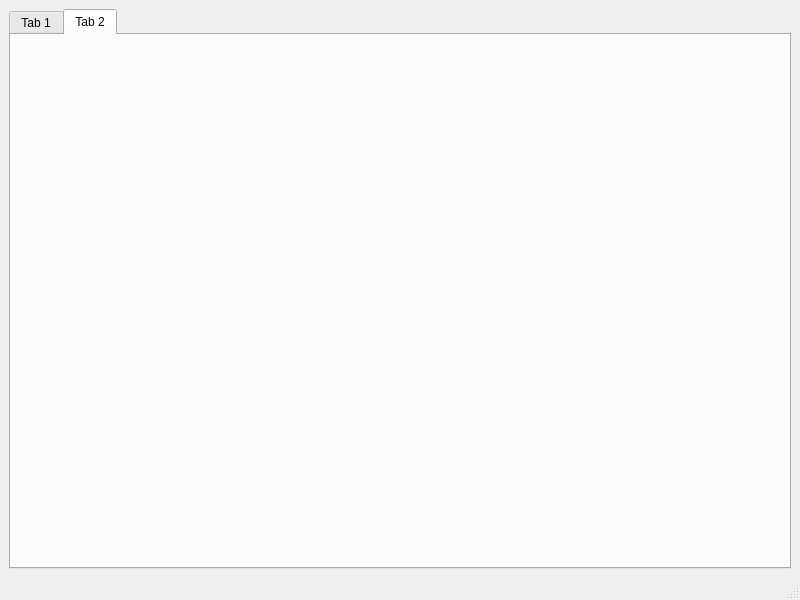
Old version of the form mainwindow.ui in the repository iwxyi/Qt-DragableTabWidget.
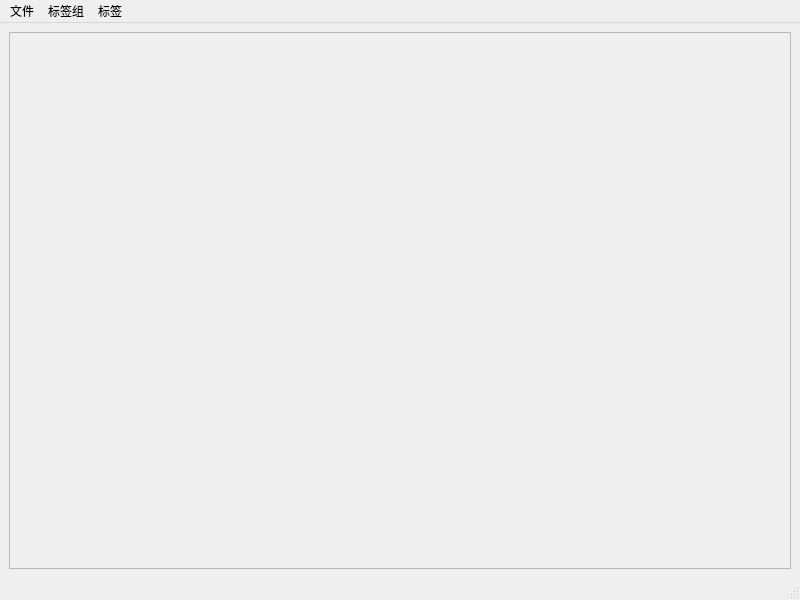
New version of the form. Custom widgets are drawn as their Qt base class.

Commit message: 完全重构的标签组布局

```diff
--- a/mainwindow.ui
+++ b/mainwindow.ui
@@ -16,19 +16,19 @@
   <widget class="QWidget" name="centralwidget">
    <layout class="QVBoxLayout" name="verticalLayout">
     <item>
-     <widget class="DragableTabMain" name="tabWidget">
-      <property name="currentIndex">
-       <number>1</number>
+     <widget class="DragableTabArea" name="scrollArea">
+      <property name="widgetResizable">
+       <bool>true</bool>
       </property>
-      <widget class="QWidget" name="tab">
-       <attribute name="title">
-        <string>Tab 1</string>
-       </attribute>
-      </widget>
-      <widget class="QWidget" name="tab_2">
-       <attribute name="title">
-        <string>Tab 2</string>
-       </attribute>
+      <widget class="QWidget" name="scrollAreaWidgetContents">
+       <property name="geometry">
+        <rect>
+         <x>0</x>
+         <y>0</y>
+         <width>780</width>
+         <height>535</height>
+        </rect>
+       </property>
       </widget>
      </widget>
     </item>
@@ -43,14 +43,37 @@
      <height>23</height>
     </rect>
    </property>
+   <widget class="QMenu" name="menu">
+    <property name="title">
+     <string>文件</string>
+    </property>
+   </widget>
+   <widget class="QMenu" name="menu_2">
+    <property name="title">
+     <string>标签组</string>
+    </property>
+    <addaction name="actioncloseGroup"/>
+    <addaction name="actionsplit_horizone"/>
+    <addaction name="actionsplit_vertical"/>
+   </widget>
+   <widget class="QMenu" name="menu_3">
+    <property name="title">
+     <string>标签</string>
+    </property>
+    <addaction name="actionduplicateTab"/>
+    <addaction name="actioncloseTab"/>
+   </widget>
+   <addaction name="menu"/>
+   <addaction name="menu_2"/>
+   <addaction name="menu_3"/>
   </widget>
   <widget class="QStatusBar" name="statusbar"/>
  </widget>
  <customwidgets>
   <customwidget>
-   <class>DragableTabMain</class>
-   <extends>QTabWidget</extends>
-   <header>dragabletabmain.h</header>
+   <class>DragableTabArea</class>
+   <extends>QScrollArea</extends>
+   <header>dragabletabarea.h</header>
    <container>1</container>
   </customwidget>
  </customwidgets>
```
Left out of the diff: 28 changed lines with no effect on the pictures. The commit also changes 9 other files.
